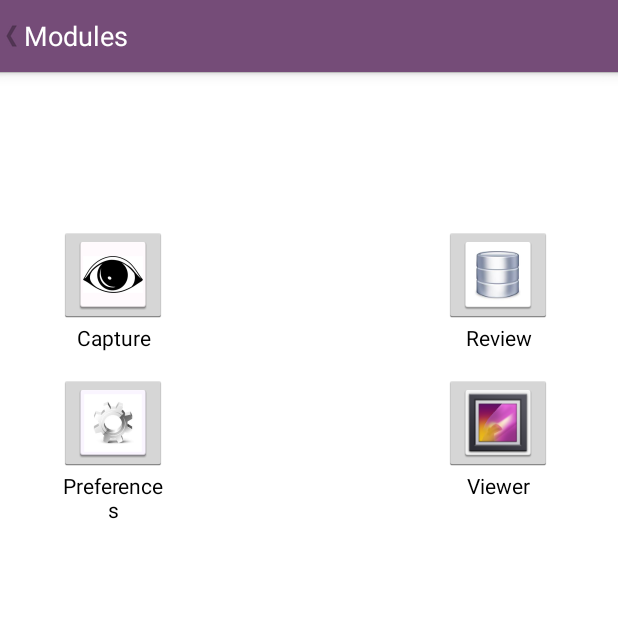
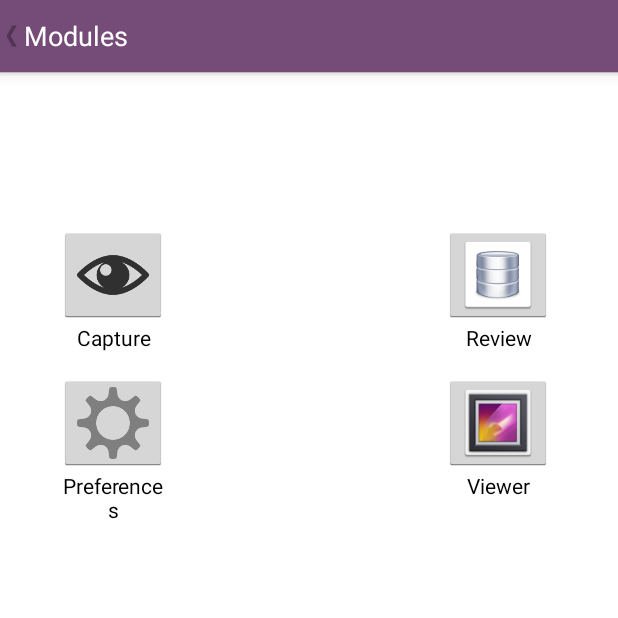
Before and after one commit to Rootex/eye-droid, an Android app: the ModulesActivity screen opened directly, with no data from a screen before it, on a phone screen of 412 x 824 dp, the top half of it. Run offline under Robolectric (Android 15) with nearby library versions, the phone set to English and light mode, and no system bars; 2 statements that could not run were skipped.

Commit message:
Menu item icons edited.

```diff
--- a/Monitor/app/src/main/java/activities/BaseActivity.java
+++ b/Monitor/app/src/main/java/activities/BaseActivity.java
@@ -15,6 +15,8 @@ import android.widget.ListView;
 
 import com.Server.camerapreview.R;
 
+import java.util.ArrayList;
+
 /**
  * Created by plaix on 3/4/16.
  */
@@ -28,6 +30,7 @@ public class BaseActivity extends Activity{
     private static boolean isLaunch = true;
 //    private ImageView ad;
     String[] androidVersionArray;
+    ArrayList<MenuItems> menuData;
 
     @Override
     protected void onCreate(Bundle savedInstanceState){
@@ -37,6 +40,16 @@ public class BaseActivity extends Activity{
         title = drawerTitle = getTitle();
 
         androidVersionArray = new String[] { "Activity Feed", "Modules", "Tags", "Memories", "Capture", "Settings", "About" };
+
+        menuData = new ArrayList<MenuItems>();
+        menuData.add(new MenuItems(R.drawable.ic_home, "Activity Feed"));
+        menuData.add(new MenuItems(R.drawable.ic_modules, "Modules"));
+        menuData.add(new MenuItems(R.drawable.ic_tag, "Tags"));
+        menuData.add(new MenuItems(R.drawable.ic_memories, "Memories"));
+        menuData.add(new MenuItems(R.drawable.ic_preview, "Capture"));
+        menuData.add(new MenuItems(R.drawable.ic_settings, "Settings"));
+        menuData.add(new MenuItems(R.drawable.ic_about, "About"));
+
 
         drawerLayout = (DrawerLayout) findViewById(R.id.drawerLayout);
         drawerList = (ListView) findViewById(R.id.drawerList);
--- /dev/null
+++ b/Monitor/app/src/main/java/activities/MenuItems.java
@@ -0,0 +1,19 @@
+package activities;
+
+/**
+ * Created by plaix on 3/11/16.
+ */
+public class MenuItems {
+    public int icon;
+    public String title;
+    public MenuItems(){
+        super();
+    }
+
+    public MenuItems(int icon, String title) {
+        super();
+        this.icon = icon;
+        this.title = title;
+    }
+
+}
```
Also changed, not shown: Monitor/app/src/main/res/layout/drawer_list_item.xml (+25 -8 lines), Monitor/app/src/main/res/drawable-hdpi/ic_home.png, Monitor/app/src/main/res/drawable-hdpi/ic_preview.png, Monitor/app/src/main/res/drawable-hdpi/ic_settings.png, 14 other files.
